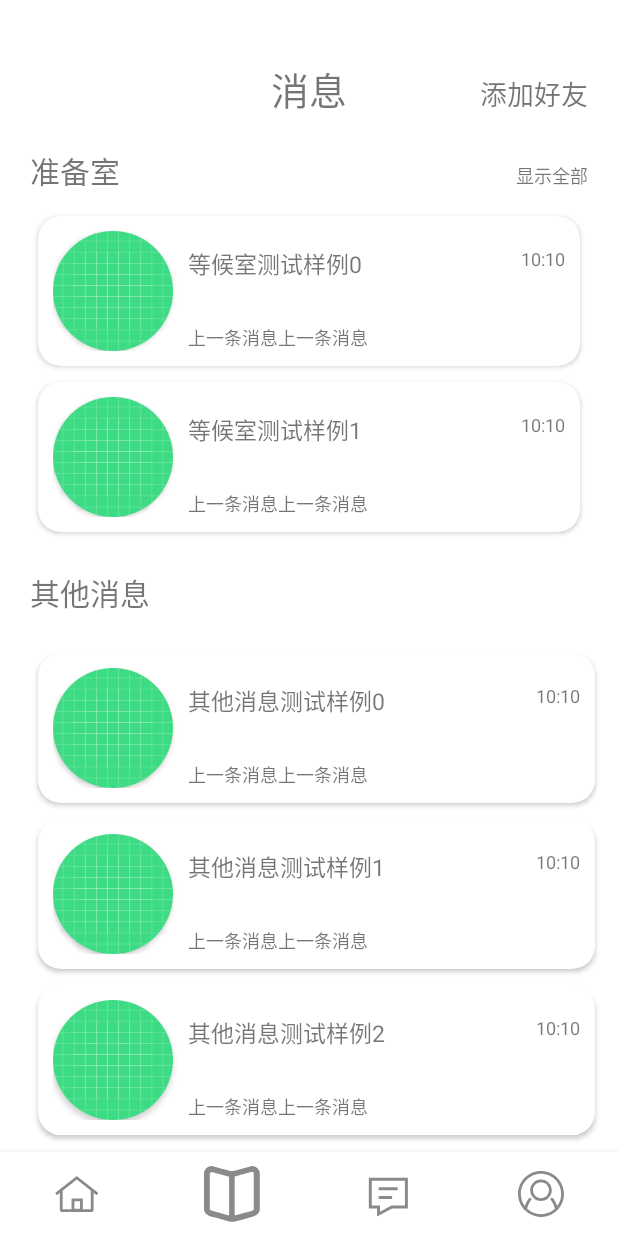
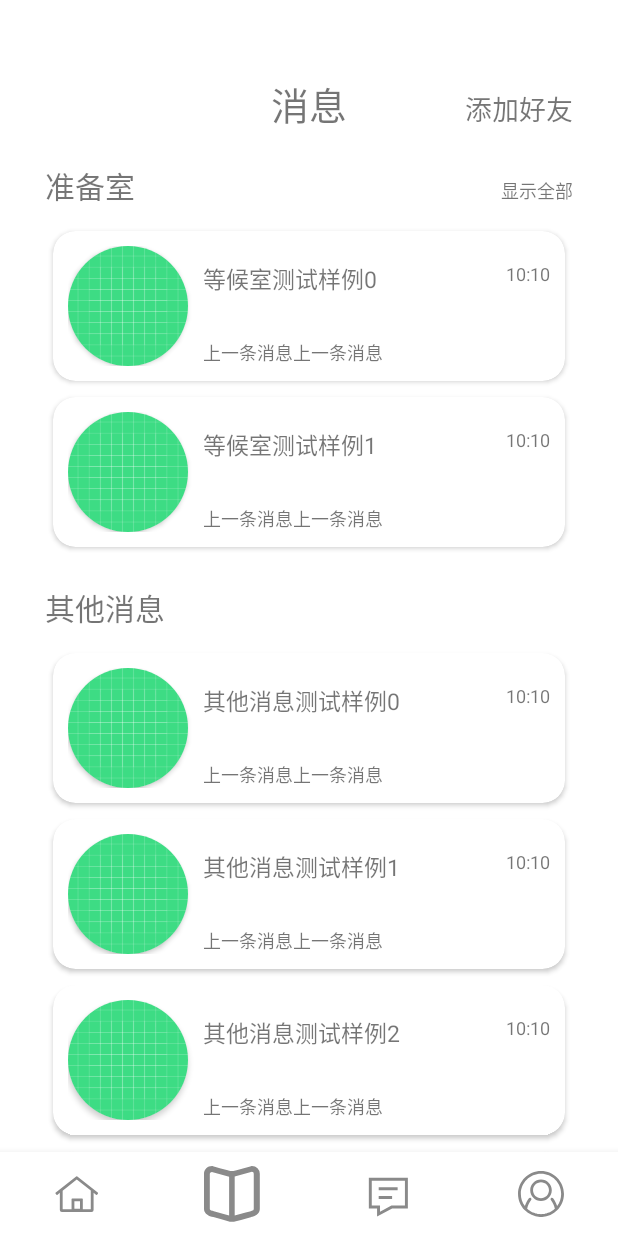
Before and after one commit to JackYuCN/ScriptKillingApp, an Android app: the HomeFragment screen opened directly, with no data from a screen before it, item 3 of the bottom bar chosen, on a phone screen of 412 x 824 dp. Run offline under Robolectric (Android 15) with nearby library versions, the phone set to English and light mode, and no system bars.

Commit message:
fix the bug in MyNestedScrollView with RecView, but not perfectly(see TODO in HomeFragment for detail)

```diff
--- a/app/src/main/java/com/competition/scriptkillingapp/util/MyNestedScrollView.java
+++ b/app/src/main/java/com/competition/scriptkillingapp/util/MyNestedScrollView.java
@@ -12,6 +12,8 @@ import androidx.core.widget.NestedScrollView;
 
 public class MyNestedScrollView extends NestedScrollView {
     private static final String TAG = "MyNestedScrollView";
+
+
 
     private int mHeaderHeight = 0;
     private int originScroll = 0;
@@ -32,6 +34,10 @@ public class MyNestedScrollView extends NestedScrollView {
         this.mHeaderHeight = headerHeight;
     }
 
+    public int getHeaderHeight() {
+        return mHeaderHeight;
+    }
+
     @Override
     public void onNestedPreScroll(@NonNull View target, int dx, int dy, @NonNull int[] consumed,
                            @ViewCompat.NestedScrollType int type) {
--- a/app/src/main/java/com/competition/scriptkillingapp/view/fragment/HomeFragment.java
+++ b/app/src/main/java/com/competition/scriptkillingapp/view/fragment/HomeFragment.java
@@ -33,68 +33,67 @@ public class HomeFragment extends Fragment implements View.OnClickListener {
 
     private static final String TAG = "HomeFragment";
     private View view;
-
     private TextView txtReadyRoom, txtBookRoom;
-
     private Spinner spinner1, spinner2, spinner3;
-
     private ArrayAdapter<String> spinnerAdapterTime, spinnerAdapterCnt, spinnerAdapterType;
-
     private RecyclerView scriptsRecView;
-
     private ArrayList<Script> scriptsListReady, scriptsListBook;
-
     private ScriptRecViewAdapter adapterReady, adapterBook;
-
-    private RelativeLayout homePageParent, homePageHeader;
-
-    private MyNestedScrollView homeScrollView;
+    private RelativeLayout homeHeader;
+    private MyNestedScrollView homeParent;
 
     @Nullable
     @Override
     public View onCreateView(@NonNull LayoutInflater inflater, @Nullable ViewGroup container, @Nullable Bundle savedInstanceState) {
         view = inflater.inflate(R.layout.fragment_home, container, false);
+
         scriptsRecView = view.findViewById(R.id.home_scriptsRecView);
+        homeParent = view.findViewById(R.id.home_parent);
+        homeHeader = view.findViewById(R.id.home_header);
 
-        homePageParent = view.findViewById(R.id.home_parent);
-        homePageHeader = view.findViewById(R.id.home_header);
-        homeScrollView = view.findViewById(R.id.home_scrollView);
         txtReadyRoom = view.findViewById(R.id.home_txtReadyToOpenRoom);
         txtBookRoom = view.findViewById(R.id.home_txtBookingRoom);
         spinner1 = view.findViewById(R.id.home_spinner1);
         spinner2 = view.findViewById(R.id.home_spinner2);
         spinner3 = view.findViewById(R.id.home_spinner3);
 
-        txtReadyRoom.setOnClickListener(this);
-        txtBookRoom.setOnClickListener(this);
-
         initRecView();
         initSpinnerAdapter();
-
-        changeState(true);
-
-        initScrollView();
+        initListener();
 
         return view;
     }
 
-    private void initScrollView() {
-        // 动态设置RecView的高度
-        homePageParent.getViewTreeObserver().addOnGlobalLayoutListener(new ViewTreeObserver.OnGlobalLayoutListener() {
+    private void initListener() {
+
+        txtReadyRoom.setOnClickListener(this);
+        txtBookRoom.setOnClickListener(this);
+
+        homeParent.getViewTreeObserver().addOnGlobalLayoutListener(new ViewTreeObserver.OnGlobalLayoutListener() {
+
+            int cnt = 0;
+
             @Override
             public void onGlobalLayout() {
-                int headerHeight = homePageHeader.getMeasuredHeight();
-                homeScrollView.setHeaderHeight(headerHeight);
-                int measureHeight = homePageParent.getMeasuredHeight();
-                // Log.d(TAG, "onGlobalLayout measureHeight --> " + measureHeight);
+                // set the header's height dynamically
+                int headerHeight = homeHeader.getMeasuredHeight();
+                Log.d(TAG, "HeaderHeight --> " + headerHeight);
+                homeParent.setHeaderHeight(headerHeight);
+
+                // set the RecView's height dynamically
+                int measureHeight = homeParent.getMeasuredHeight();
+                Log.d(TAG, "Fragment MeasureHeight --> " + measureHeight);
                 ViewGroup.LayoutParams layoutParams = scriptsRecView.getLayoutParams();
                 layoutParams.height = measureHeight;
                 scriptsRecView.setLayoutParams(layoutParams);
 
-                // TODO: 注意，这里如果关闭监听器会出现白边，暂时不知道如何解决
-                // if (measureHeight != 0) {
-                //     homePageParent.getViewTreeObserver().removeOnGlobalLayoutListener(this);
-                // }
+                // NOTICE:
+                // 这里不知道为什么homeParent的MeasureHeight会改变多次，所以不能在发生任意改变后就关闭监听
+                // 打Log可知MeasureHeight改变10次以后会变成最后的值，充分起见，设置阈值为20
+                if (measureHeight != 0 && cnt > 20 && homeParent.getHeaderHeight() != 0) {
+                    homeParent.getViewTreeObserver().removeOnGlobalLayoutListener(this);
+                }
+                cnt++;
             }
         });
     }
@@ -170,6 +169,8 @@ public class HomeFragment extends Fragment implements View.OnClickListener {
         spinnerAdapterType.add("惊悚");
         spinnerAdapterType.add("玄幻");
         spinnerAdapterType.add("类型");
+
+        changeState(true);
     }
 
     @Override
--- a/app/src/main/java/com/competition/scriptkillingapp/view/fragment/MainFragment.java
+++ b/app/src/main/java/com/competition/scriptkillingapp/view/fragment/MainFragment.java
@@ -32,6 +32,7 @@ public class MainFragment extends Fragment {
         navigationView = view.findViewById(R.id.bottom_navigation);
         navigationView.setItemIconTintList(null);
         init();
+
         return view;
     }
 
--- a/app/src/main/java/com/competition/scriptkillingapp/view/fragment/MessageFragment.java
+++ b/app/src/main/java/com/competition/scriptkillingapp/view/fragment/MessageFragment.java
@@ -1,6 +1,7 @@
 package com.competition.scriptkillingapp.view.fragment;
 
 import android.os.Bundle;
+import android.util.Log;
 import android.view.LayoutInflater;
 import android.view.View;
 import android.view.ViewGroup;
@@ -22,26 +23,29 @@ import com.competition.scriptkillingapp.util.MyNestedScrollView;
 import java.util.ArrayList;
 
 public class MessageFragment extends Fragment {
+    private static final String TAG = "MessageFragment";
     private View view;
-
-    private RecyclerView otherMsgRecView;
-    private RecyclerView prepareRoomMsgRecView;
-
-    private RelativeLayout messageHeader, messageParent;
-
-    private MyNestedScrollView messageScrollView;
+    private RecyclerView otherMsgRecView, prepareRoomMsgRecView;
+    private RelativeLayout messageHeader;
+    private MyNestedScrollView messageParent;
 
     @Nullable
     @Override
     public View onCreateView(@NonNull LayoutInflater inflater, @Nullable ViewGroup container, @Nullable Bundle savedInstanceState) {
         view = inflater.inflate(R.layout.fragment_message, container, false);
 
-        messageScrollView = view.findViewById(R.id.message_scrollView);
         messageHeader = view.findViewById(R.id.message_header);
         messageParent = view.findViewById(R.id.message_parent);
         prepareRoomMsgRecView = view.findViewById(R.id.message_prepareRoomRecView);
         otherMsgRecView = view.findViewById(R.id.message_otherMsgRecView);
 
+        initRecView();
+        initListener();
+
+        return view;
+    }
+
+    private void initRecView() {
         ArrayList<Message> prepareRoomMsg = new ArrayList<>();
         ArrayList<Message> otherMsg = new ArrayList<>();
 
@@ -62,25 +66,26 @@ public class MessageFragment extends Fragment {
         otherMsgAdapter.setMessages(otherMsg);
         otherMsgRecView.setAdapter(otherMsgAdapter);
         otherMsgRecView.setLayoutManager(new LinearLayoutManager(view.getContext()));
-
-        initScrollView();
-
-        return view;
     }
 
-    private void initScrollView() {
+    private void initListener() {
         // 动态设置RecView的高度
         messageParent.getViewTreeObserver().addOnGlobalLayoutListener(new ViewTreeObserver.OnGlobalLayoutListener() {
             @Override
             public void onGlobalLayout() {
+                // set the header's height dynamically
                 int headerHeight = messageHeader.getMeasuredHeight();
-                messageScrollView.setHeaderHeight(headerHeight);
+                Log.d(TAG, "HeaderHeight --> " + headerHeight);
+                messageParent.setHeaderHeight(headerHeight);
+
+                // set the otherMsg RecView's height dynamically
                 int measureHeight = messageParent.getMeasuredHeight();
-                // Log.d(TAG, "onGlobalLayout measureHeight --> " + measureHeight);
+                Log.d(TAG, "Fragment MeasureHeight --> " + measureHeight);
                 ViewGroup.LayoutParams layoutParams = otherMsgRecView.getLayoutParams();
                 layoutParams.height = measureHeight;
                 otherMsgRecView.setLayoutParams(layoutParams);
-                if (measureHeight != 0) {
+
+                if (measureHeight != 0 && messageParent.getHeaderHeight() != 0) {
                     messageParent.getViewTreeObserver().removeOnGlobalLayoutListener(this);
                 }
             }
--- a/app/src/main/res/layout/fragment_message.xml
+++ b/app/src/main/res/layout/fragment_message.xml
@@ -1,24 +1,23 @@
 <?xml version="1.0" encoding="utf-8"?>
-<RelativeLayout xmlns:android="http://schemas.android.com/apk/res/android"
+<com.competition.scriptkillingapp.util.MyNestedScrollView xmlns:android="http://schemas.android.com/apk/res/android"
     xmlns:app="http://schemas.android.com/apk/res-auto"
     xmlns:tools="http://schemas.android.com/tools"
+    android:id="@+id/message_parent"
     android:layout_width="match_parent"
     android:layout_height="match_parent"
-    android:id="@+id/message_parent">
+    android:fillViewport="true"
+    android:overScrollMode="never">
 
-    <com.competition.scriptkillingapp.util.MyNestedScrollView
+    <LinearLayout
         android:layout_width="match_parent"
         android:layout_height="match_parent"
-        android:id="@+id/message_scrollView">
+        android:orientation="vertical"
+        android:padding="10dp">
 
         <RelativeLayout
+            android:id="@+id/message_header"
             android:layout_width="match_parent"
-            android:layout_height="match_parent">
-
-            <RelativeLayout
-                android:layout_width="match_parent"
-                android:layout_height="wrap_content"
-                android:id="@+id/message_header">
+            android:layout_height="wrap_content">
 
             <TextView
                 android:id="@+id/message_txtTitle"
@@ -46,8 +45,8 @@
                 android:layout_below="@id/message_txtTitle"
                 android:layout_marginStart="20dp"
                 android:layout_marginTop="20dp"
-                    android:textSize="20sp"
-                    android:text="准备室" />
+                android:text="准备室"
+                android:textSize="20sp" />
 
             <TextView
                 android:id="@+id/message_txtShowAll"
@@ -77,8 +76,8 @@
                 android:layout_below="@id/message_prepareRoomRecView"
                 android:layout_marginStart="20dp"
                 android:layout_marginTop="20dp"
-                    android:textSize="20sp"
-                    android:text="其他消息" />
+                android:text="其他消息"
+                android:textSize="20sp" />
 
 
         </RelativeLayout>
@@ -88,14 +87,10 @@
             android:id="@+id/message_otherMsgRecView"
             android:layout_width="match_parent"
             android:layout_height="wrap_content"
-                android:layout_below="@id/message_header"
             android:layout_marginStart="20dp"
-                android:layout_marginEnd="10dp"
-                android:layout_marginTop="20dp" />
+            android:layout_marginTop="10dp"
+            android:layout_marginEnd="20dp" />
 
-        </RelativeLayout>
+    </LinearLayout>
 
 </com.competition.scriptkillingapp.util.MyNestedScrollView>
-
-
-</RelativeLayout>
```
Also changed, not shown: app/src/main/java/com/competition/scriptkillingapp/view/fragment/ScriptsFragment.java (+22 -16 lines), app/src/main/res/layout/fragment_home.xml (+15 -18 lines), app/src/main/res/layout/fragment_scripts.xml (+23 -14 lines). Lines whose indentation alone changed are shown as unchanged.
